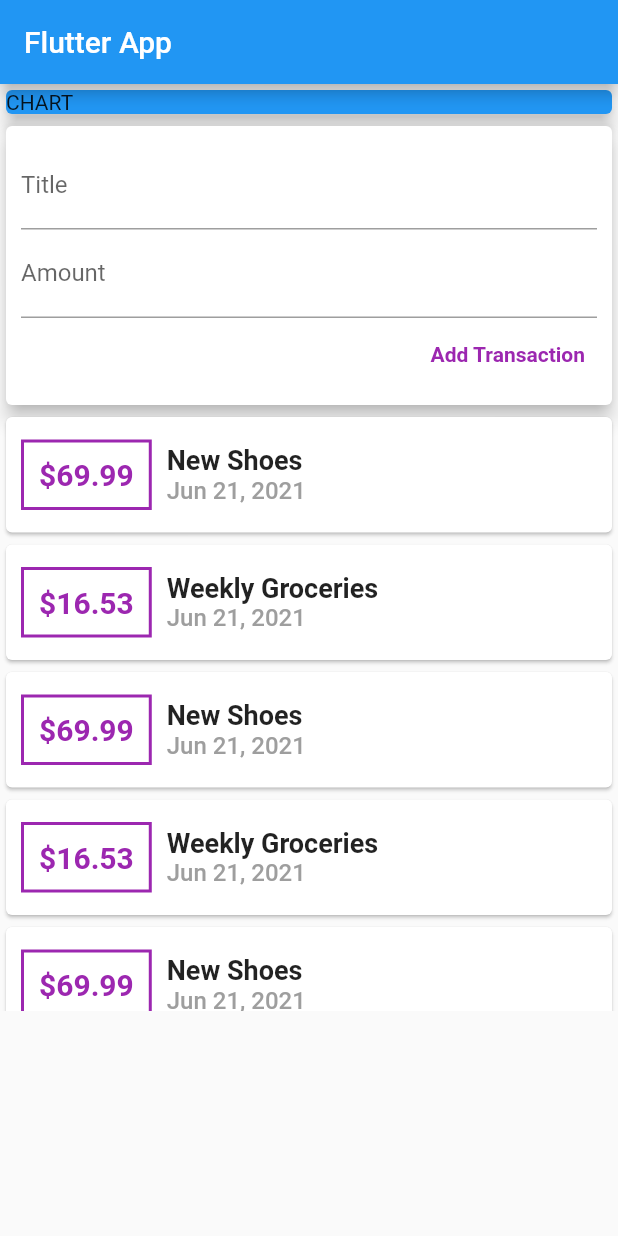
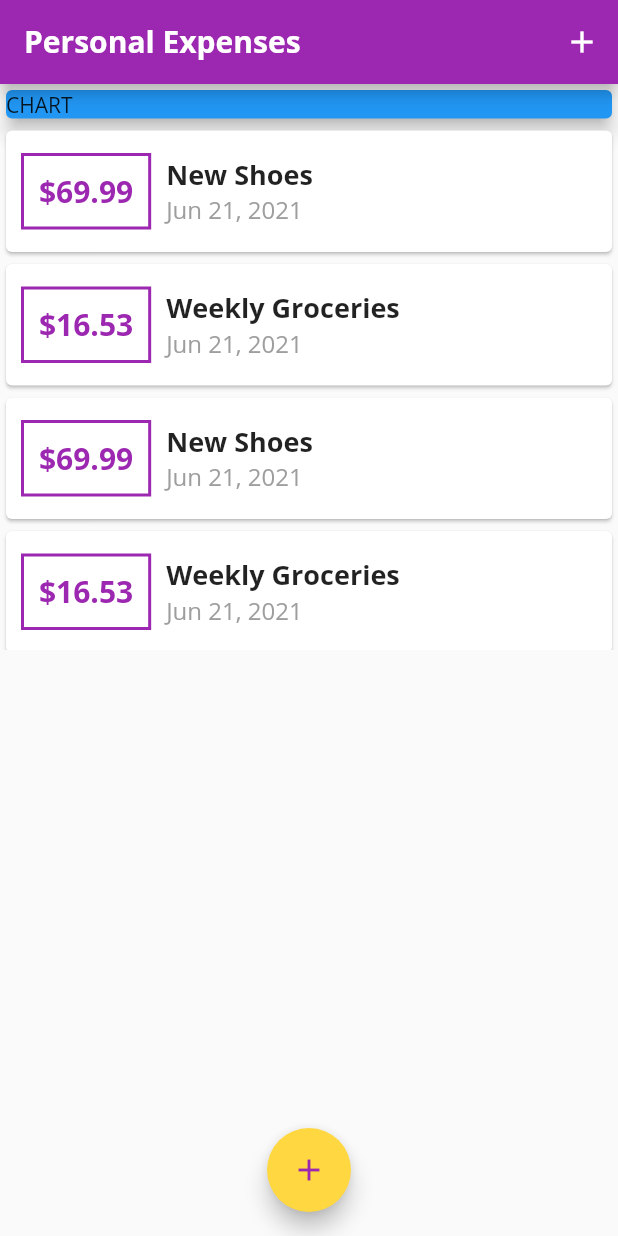
Before and after one commit to TilakMaddy/personal_expense, a Flutter app: the screen it shows after launch, on a phone screen of 412 x 824 dp. Run offline on Flutter 3.47's test engine with Material 2 defaults, Android fonts, the phone set to English and light mode, and no system bars.

Commit message:
fonts added

```diff
--- a/lib/main.dart
+++ b/lib/main.dart
@@ -1,21 +1,108 @@
 import 'package:flutter/material.dart';
-import './widgets/user_transactions.dart';
+import './widgets/new_transaction.dart';
+import './models/transaction.dart';
+import 'widgets/transaction_list.dart';
 
 void main() => runApp(MyApp());
 
 class MyApp extends StatelessWidget {
   @override
   Widget build(BuildContext context) {
-    return MaterialApp(title: 'Flutter Demo', home: MyHomePage());
+    return MaterialApp(
+      title: 'Personal Expenses',
+      home: MyHomePage(),
+      theme: ThemeData(
+        primarySwatch: Colors.purple,
+        accentColor: Colors.amberAccent,
+        fontFamily: 'OpenSans',
+      ),
+    );
   }
 }
 
-class MyHomePage extends StatelessWidget {
+class MyHomePage extends StatefulWidget {
+  @override
+  _MyHomePageState createState() => _MyHomePageState();
+}
+
+class _MyHomePageState extends State<MyHomePage> {
+  final List<Transaction> _userTransactions = [
+    Transaction(
+      id: 't1',
+      title: 'New Shoes',
+      amount: 69.99,
+      dateTime: DateTime.now(),
+    ),
+    Transaction(
+      id: 't2',
+      title: 'Weekly Groceries',
+      amount: 16.53,
+      dateTime: DateTime.now(),
+    ),
+    Transaction(
+      id: 't1',
+      title: 'New Shoes',
+      amount: 69.99,
+      dateTime: DateTime.now(),
+    ),
+    Transaction(
+      id: 't2',
+      title: 'Weekly Groceries',
+      amount: 16.53,
+      dateTime: DateTime.now(),
+    ),
+    Transaction(
+      id: 't1',
+      title: 'New Shoyyyes',
+      amount: 69.99,
+      dateTime: DateTime.now(),
+    ),
+    Transaction(
+      id: 't1',
+      title: 'New Shoes',
+      amount: 69.99,
+      dateTime: DateTime.now(),
+    ),
+  ];
+
+  void _addNewTransaction(String title, double amount) {
+    final newTx = Transaction(
+      id: DateTime.now().toString(),
+      title: title,
+      amount: amount,
+      dateTime: DateTime.now(),
+    );
+
+    setState(() {
+      _userTransactions.add(newTx);
+    });
+  }
+
+  void startAddNewTx() {
+    showModalBottomSheet(
+      context: context,
+      builder: (_) {
+        return NewTransaction(_addNewTransaction);
+      },
+    );
+  }
+
   @override
   Widget build(BuildContext context) {
     return Scaffold(
       appBar: AppBar(
-        title: Text('Flutter App'),
+        title: Text(
+          'Personal Expenses',
+          style: TextStyle(
+            fontWeight: FontWeight.bold,
+          ),
+        ),
+        actions: [
+          IconButton(
+            onPressed: () => startAddNewTx(),
+            icon: Icon(Icons.add),
+          ),
+        ],
       ),
       body: SingleChildScrollView(
         child: Column(
@@ -30,9 +117,15 @@ class MyHomePage extends StatelessWidget {
                 color: Colors.blue,
               ),
             ),
-            UserTransaction(),
+            TransactionList(userTransactions: _userTransactions),
           ],
         ),
+      ),
+      floatingActionButtonLocation: FloatingActionButtonLocation.centerFloat,
+      floatingActionButton: FloatingActionButton(
+        onPressed: () => startAddNewTx(),
+        child: Icon(Icons.add),
+        foregroundColor: Theme.of(context).primaryColor,
       ),
     );
   }
--- a/lib/widgets/transaction_list.dart
+++ b/lib/widgets/transaction_list.dart
@@ -10,7 +10,7 @@ class TransactionList extends StatelessWidget {
   @override
   Widget build(BuildContext context) {
     return Container(
-      height: 400,
+      height: 350,
       child: ListView.builder(
         itemCount: userTransactions.length,
         itemBuilder: (ctx, index) {
@@ -24,7 +24,7 @@ class TransactionList extends StatelessWidget {
                   ),
                   decoration: BoxDecoration(
                     border: Border.all(
-                      color: Colors.purple,
+                      color: Theme.of(context).primaryColor,
                       width: 2,
                     ),
                   ),
@@ -34,7 +34,7 @@ class TransactionList extends StatelessWidget {
                     style: TextStyle(
                       fontWeight: FontWeight.bold,
                       fontSize: 20,
-                      color: Colors.purple,
+                      color: Theme.of(context).primaryColor,
                     ),
                   ),
                 ),
@@ -67,5 +67,3 @@ class TransactionList extends StatelessWidget {
     );
   }
 }
-
-class requried {}
--- a/lib/widgets/user_transactions.dart
+++ /dev/null
@@ -1,87 +0,0 @@
-import 'package:flutter/material.dart';
-import '../models/transaction.dart';
-import './new_transaction.dart';
-import './transaction_list.dart';
-
-class UserTransaction extends StatefulWidget {
-  UserTransaction({Key? key}) : super(key: key);
-
-  @override
-  _UserTransactionState createState() => _UserTransactionState();
-}
-
-class _UserTransactionState extends State<UserTransaction> {
-  final List<Transaction> _userTransactions = [
-    Transaction(
-      id: 't1',
-      title: 'New Shoes',
-      amount: 69.99,
-      dateTime: DateTime.now(),
-    ),
-    Transaction(
-      id: 't2',
-      title: 'Weekly Groceries',
-      amount: 16.53,
-      dateTime: DateTime.now(),
-    ),
-    Transaction(
-      id: 't1',
-      title: 'New Shoes',
-      amount: 69.99,
-      dateTime: DateTime.now(),
-    ),
-    Transaction(
-      id: 't2',
-      title: 'Weekly Groceries',
-      amount: 16.53,
-      dateTime: DateTime.now(),
-    ),
-    Transaction(
-      id: 't1',
-      title: 'New Shoes',
-      amount: 69.99,
-      dateTime: DateTime.now(),
-    ),
-    Transaction(
-      id: 't2',
-      title: 'Weekly Groceries',
-      amount: 16.53,
-      dateTime: DateTime.now(),
-    ),
-    Transaction(
-      id: 't1',
-      title: 'New Shoes',
-      amount: 69.99,
-      dateTime: DateTime.now(),
-    ),
-    Transaction(
-      id: 't2',
-      title: 'Weekly Groceries',
-      amount: 16.53,
-      dateTime: DateTime.now(),
-    ),
-  ];
-
-  void _addNewTransaction(String title, double amount) {
-    final newTx = Transaction(
-      id: DateTime.now().toString(),
-      title: title,
-      amount: amount,
-      dateTime: DateTime.now(),
-    );
-
-    setState(() {
-      _userTransactions.add(newTx);
-    });
-  }
-
-  @override
-  Widget build(BuildContext context) {
-    return Column(
-      children: [
-        NewTransaction(_addNewTransaction),
-        TransactionList(userTransactions: _userTransactions),
-      ],
-    );
-  }
-}
```
Also changed, not shown: lib/widgets/new_transaction.dart (+22 -17 lines), pubspec.yaml (+11 -6 lines), assets/fonts/OpenSans-Bold.ttf (added), assets/fonts/OpenSans-Regular.ttf (added), assets/fonts/Quicksand-Bold.ttf (added), assets/fonts/Quicksand-Light.ttf (added), assets/fonts/Quicksand-Medium.ttf (added), assets/fonts/Quicksand-Regular.ttf (added).
